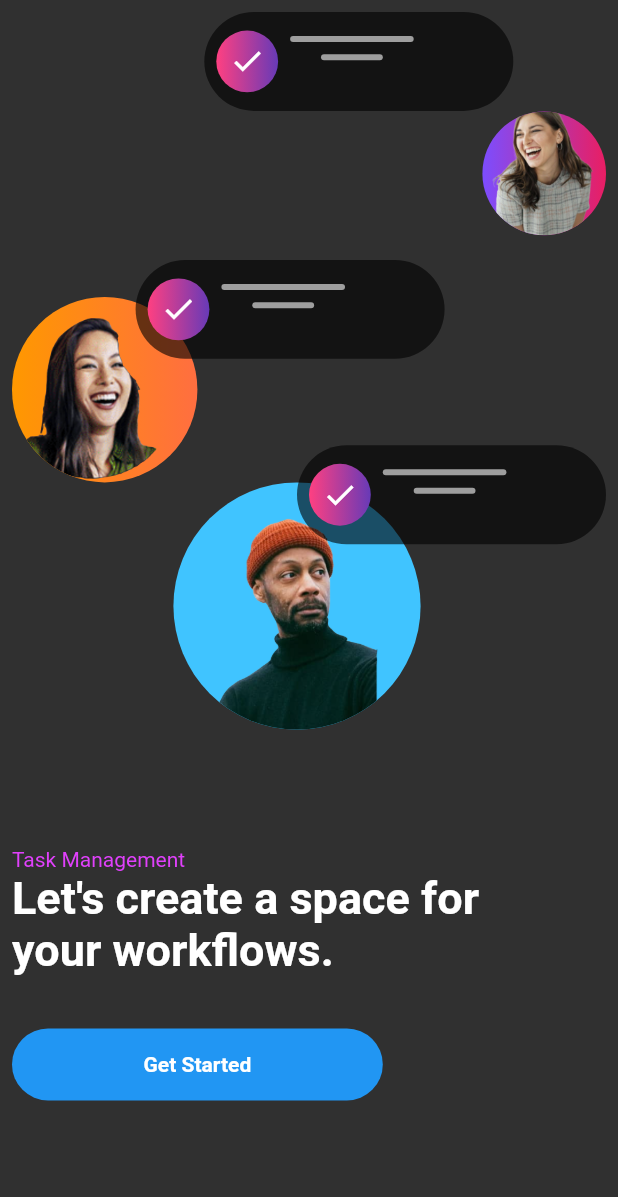
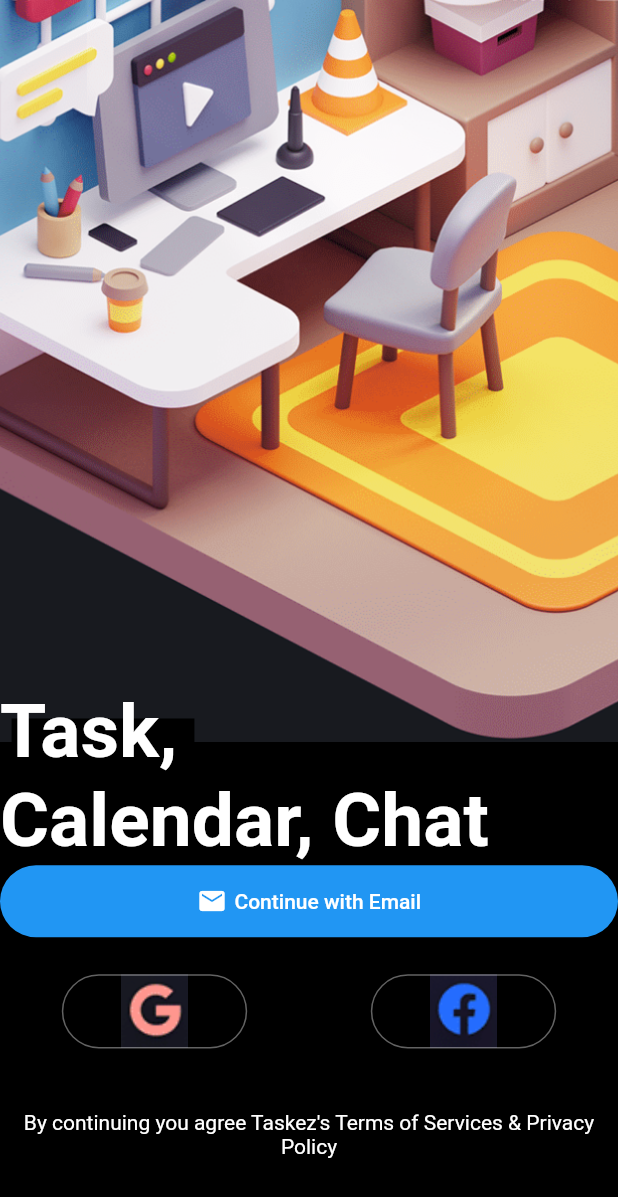
Before and after one commit to JosiaAlmeida/TaskEz, a Flutter app: the screen it shows after launch, on a phone screen of 412 x 824 dp. Shown: the top 1197 px of the screen. Run offline on Flutter 3.47's test engine with Material 2 defaults, Android fonts, the phone set to English and light mode, and no system bars; drawn by our look-alikes of carousel_slider.

Commit message:
Concluindo a tela OnBoarding

```diff
--- a/lib/app_widget.dart
+++ b/lib/app_widget.dart
@@ -1,4 +1,5 @@
 import 'package:flutter/material.dart';
+import 'package:taskez/modules/Onboarding/carousel/app_carousel_screen.dart';
 import 'package:taskez/modules/Onboarding/get_started/app_get_started.dart';
 import 'package:taskez/modules/Onboarding/splash/splash_widget.dart';
 
@@ -9,7 +10,7 @@ class AppWidget extends StatelessWidget {
   Widget build(BuildContext context) {
     return MaterialApp(
       theme: ThemeData.dark(),
-      home: AppGetStard(),
+      home: AppCarouselScreen(),
     );
   }
 }
--- /dev/null
+++ b/lib/modules/Onboarding/carousel/app_carousel.dart
@@ -0,0 +1,97 @@
+import 'package:carousel_slider/carousel_slider.dart';
+import 'package:flutter/material.dart';
+import 'package:taskez/Material/app_img.dart';
+
+class CarouselImage extends StatelessWidget {
+  @override
+  Widget build(BuildContext context) {
+    final size = MediaQuery.of(context).size;
+    return Container(
+      // margin: EdgeInsets.fromWindowPadding(padding, devicePixelRatio),
+      child: CarouselSlider(
+        options: CarouselOptions(
+          autoPlay: true,
+          aspectRatio: 1.0,
+          enlargeCenterPage: false,
+          enableInfiniteScroll: false,
+          height: size.height * 0.7,
+          viewportFraction: 1.0,
+        ),
+        items: [
+          Stack(
+            children: [
+              Container(
+                height: size.height * 0.6,
+                child: Container(
+                  height: size.height * 0.3,
+                  decoration: BoxDecoration(
+                      image: DecorationImage(
+                          image: AssetImage(AppImage.SliderBackground1),
+                          fit: BoxFit.cover)),
+                ),
+              ),
+              Positioned(
+                bottom: 0,
+                child: Container(
+                  width: size.width * 0.8,
+                  child: Text(
+                    "Task, Calendar, Chat",
+                    style: TextStyle(fontSize: 50, fontWeight: FontWeight.bold),
+                  ),
+                ),
+              )
+            ],
+          ),
+          Stack(
+            children: [
+              Container(
+                height: size.height * 0.6,
+                child: Container(
+                  height: size.height * 0.3,
+                  decoration: BoxDecoration(
+                      image: DecorationImage(
+                          image: AssetImage(AppImage.SliderBackground2),
+                          fit: BoxFit.cover)),
+                ),
+              ),
+              Positioned(
+                bottom: 0,
+                child: Container(
+                  width: size.width * 0.8,
+                  child: Text(
+                    "Work, Anywhere, Easily",
+                    style: TextStyle(fontSize: 50, fontWeight: FontWeight.bold),
+                  ),
+                ),
+              )
+            ],
+          ),
+          Stack(
+            children: [
+              Container(
+                height: size.height * 0.6,
+                child: Container(
+                  height: size.height * 0.3,
+                  decoration: BoxDecoration(
+                      image: DecorationImage(
+                          image: AssetImage(AppImage.SliderBackground3),
+                          fit: BoxFit.cover)),
+                ),
+              ),
+              Positioned(
+                bottom: 0,
+                child: Container(
+                  width: size.width * 0.8,
+                  child: Text(
+                    "Manage, Everything, on Phone",
+                    style: TextStyle(fontSize: 50, fontWeight: FontWeight.bold),
+                  ),
+                ),
+              )
+            ],
+          ),
+        ],
+      ),
+    );
+  }
+}
--- /dev/null
+++ b/lib/modules/Onboarding/carousel/app_carousel_screen.dart
@@ -0,0 +1,92 @@
+import 'package:flutter/material.dart';
+import 'package:taskez/Material/app_img.dart';
+import 'package:taskez/modules/Onboarding/carousel/app_carousel.dart';
+
+class AppCarouselScreen extends StatefulWidget {
+  AppCarouselScreen({Key? key}) : super(key: key);
+
+  @override
+  _AppCarouselScreenState createState() => _AppCarouselScreenState();
+}
+
+class _AppCarouselScreenState extends State<AppCarouselScreen> {
+  @override
+  Widget build(BuildContext context) {
+    final size = MediaQuery.of(context).size;
+    return Container(
+        width: size.width,
+        height: size.height,
+        child: Scaffold(
+          backgroundColor: Colors.black,
+          body: Column(
+            children: [
+              CarouselImage(),
+              Container(
+                decoration: BoxDecoration(
+                    color: Colors.blue,
+                    borderRadius: BorderRadius.circular(40)),
+                child: TextButton(
+                  onPressed: () {},
+                  child: Row(
+                    mainAxisAlignment: MainAxisAlignment.center,
+                    children: [
+                      Icon(
+                        Icons.email,
+                        size: 20,
+                        color: Colors.white,
+                      ),
+                      SizedBox(
+                        width: 5,
+                      ),
+                      Text(
+                        "Continue with Email",
+                        style: TextStyle(color: Colors.white),
+                      ),
+                    ],
+                  ),
+                ),
+              ),
+              Container(
+                margin: EdgeInsets.only(top: size.height * 0.03),
+                width: size.width,
+                child: Row(
+                  mainAxisAlignment: MainAxisAlignment.spaceAround,
+                  children: [
+                    Container(
+                      width: size.width * 0.3,
+                      height: size.height * 0.06,
+                      decoration: BoxDecoration(
+                          border: Border.all(color: Colors.white38, width: 1),
+                          borderRadius: BorderRadius.circular(100),
+                          image: DecorationImage(
+                              image: AssetImage(AppImage.Google),
+                              fit: BoxFit.contain)),
+                    ),
+                    Container(
+                      width: size.width * 0.3,
+                      height: size.height * 0.06,
+                      decoration: BoxDecoration(
+                          border: Border.all(color: Colors.white38, width: 1),
+                          borderRadius: BorderRadius.circular(100),
+                          image: DecorationImage(
+                              image: AssetImage(AppImage.facebookIcon),
+                              fit: BoxFit.contain)),
+                    ),
+                  ],
+                ),
+              ),
+              Container(
+                margin: EdgeInsets.only(top: size.height * 0.05),
+                width: size.width,
+                child: Center(
+                  child: Text(
+                    "By continuing you agree Taskez's Terms of Services & Privacy Policy",
+                    textAlign: TextAlign.center,
+                  ),
+                ),
+              )
+            ],
+          ),
+        ));
+  }
+}
--- a/pubspec.yaml
+++ b/pubspec.yaml
@@ -31,6 +31,7 @@ dependencies:
     sdk: flutter
   splashscreen: ^1.2.0
   font_awesome_flutter: ^9.2.0
+  carousel_slider: ^4.0.0
 
 
   # The following adds the Cupertino Icons font to your application.
```
Also changed, not shown: pubspec.lock.
